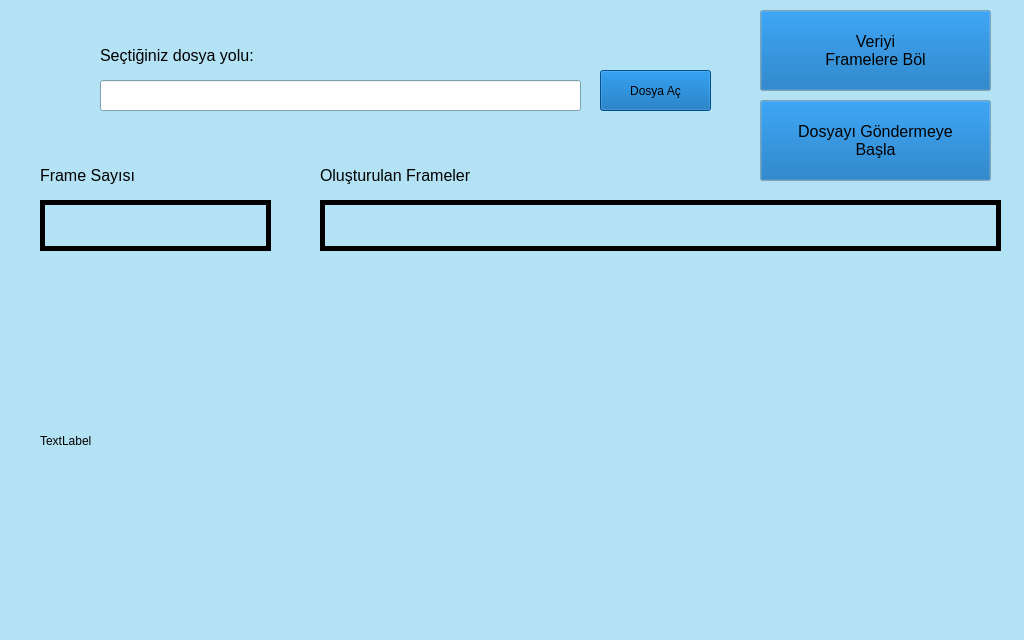
The window that vibaben/dosyaacma.ui (iclalerturk/data-link-layer-simulation) describes before a commit, drawn with Qt 5.
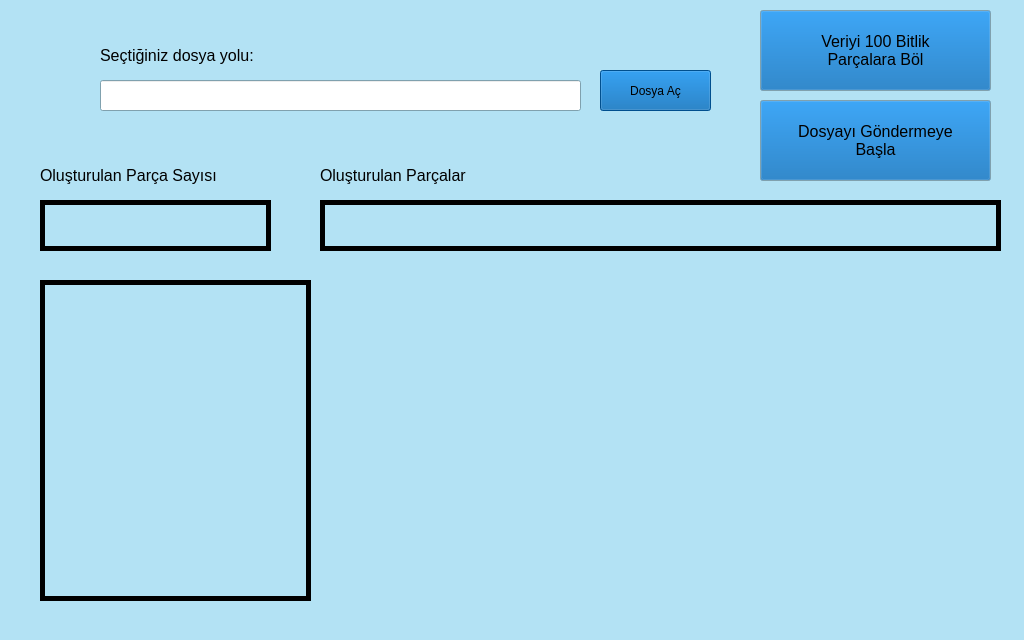
The same window after the commit.

```diff
--- a/vibaben/dosyaacma.ui
+++ b/vibaben/dosyaacma.ui
@@ -569,8 +569,8 @@
     </font>
    </property>
    <property name="text">
-    <string>Veriyi
-Framelere Böl</string>
+    <string>Veriyi 100 Bitlik
+Parçalara Böl</string>
    </property>
   </widget>
   <widget class="QLabel" name="labelFrame">
@@ -638,7 +638,7 @@
     <rect>
      <x>40</x>
      <y>160</y>
-     <width>131</width>
+     <width>221</width>
      <height>31</height>
     </rect>
    </property>
@@ -648,7 +648,7 @@
     </font>
    </property>
    <property name="text">
-    <string>Frame Sayısı</string>
+    <string>Oluşturulan Parça Sayısı</string>
    </property>
   </widget>
   <widget class="QLabel" name="label_3">
@@ -666,7 +666,7 @@
     </font>
    </property>
    <property name="text">
-    <string>Oluşturulan Frameler</string>
+    <string>Oluşturulan Parçalar</string>
    </property>
   </widget>
   <widget class="QLabel" name="labelAnaVeri">
@@ -678,8 +678,14 @@
      <height>321</height>
     </rect>
    </property>
+   <property name="frameShape">
+    <enum>QFrame::Shape::Box</enum>
+   </property>
+   <property name="lineWidth">
+    <number>5</number>
+   </property>
    <property name="text">
-    <string>TextLabel</string>
+    <string/>
    </property>
    <property name="wordWrap">
     <bool>true</bool>
```
